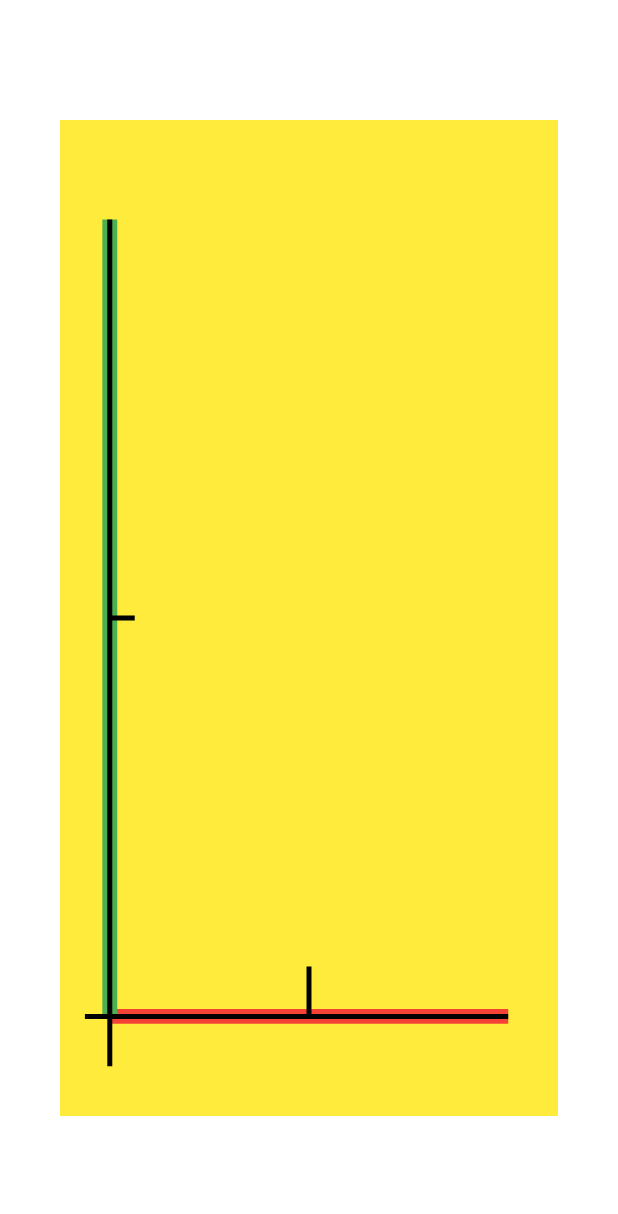
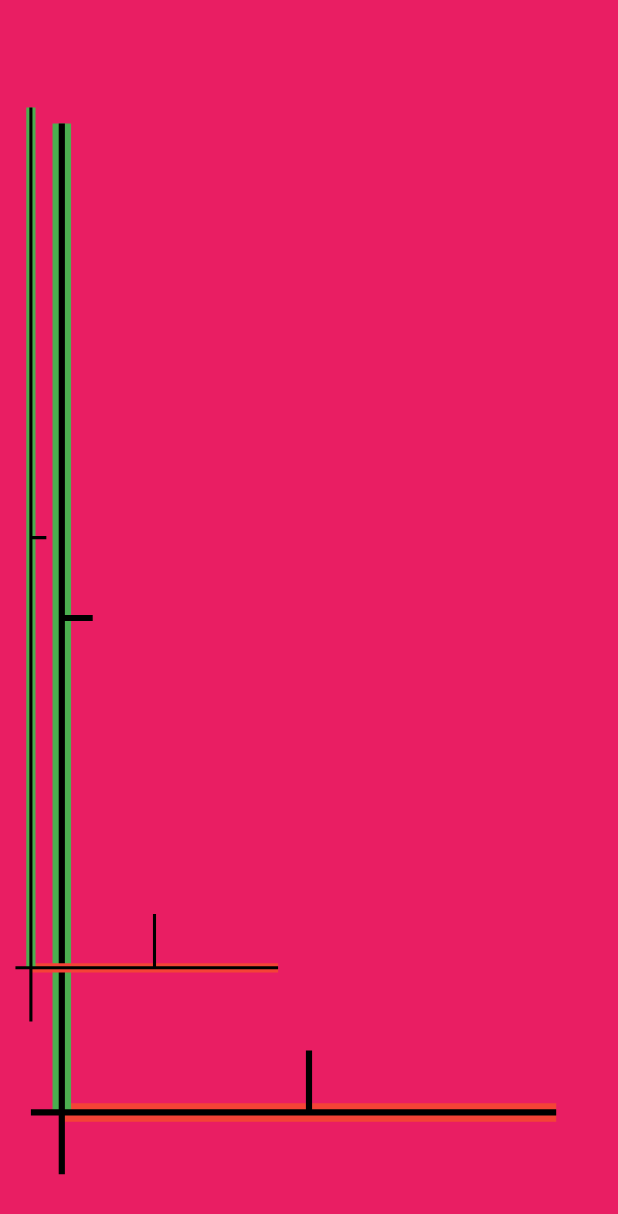
Before and after one commit to mohsseha/ml_flutter_exp, a Flutter app: the screen it shows after launch, on a phone screen of 412 x 824 dp. Shown: the top 1214 px of the screen. Run offline on Flutter 3.47's test engine with Material 2 defaults, Android fonts, the phone set to English and light mode, and no system bars; drawn by our look-alikes of screenshot; missing offline and left inert: dart:ffi.

Commit message:
multiple layers

```diff
--- a/lib/main.dart
+++ b/lib/main.dart
@@ -20,12 +20,13 @@ void main() {
   runApp(App());
 }
 
-final canSize = 500.0;
-final Random rd = Random();
-final int numColors = Colors.primaries.length;
-final Color darkBlue = Color.fromARGB(255, 18, 32, 47);
-
-ByteData imgBytes = ByteData((canSize * canSize).toInt());
+final pltData = {
+  DateTime(2010, 1, 1): 3,
+  DateTime(2011, 1, 1): 1,
+  DateTime(2012, 1, 1): 23,
+  DateTime(2015, 1, 1): 3,
+  DateTime(2020, 1, 1): 32
+};
 
 ScreenshotController screenshotController = ScreenshotController();
 
@@ -33,28 +34,42 @@ class App extends StatelessWidget {
   @override
   Widget build(BuildContext context) {
     final res = MaterialApp(
-      debugShowCheckedModeBanner: false,
-      theme: ThemeData.dark().copyWith(scaffoldBackgroundColor: darkBlue),
-      home: Scaffold(
-        // Outer white container with padding
-        body: Container(
-          padding: EdgeInsets.symmetric(horizontal: 40, vertical: 80),
-          color: Colors.white,
-          // Inner yellow container
-          child: Screenshot(
+        debugShowCheckedModeBanner: false,
+        theme:
+            ThemeData.dark().copyWith(scaffoldBackgroundColor: Colors.blueGrey),
+        home: Scaffold(
+          // Outer white container with padding
+          body: Screenshot(
               controller: screenshotController,
               child: Container(
                 width: double.infinity,
                 height: double.infinity,
-                color: Colors.yellow,
-                child: CustomPaint(painter: AxisPainter()),
+                color: Colors.pink,
+                child: Figure(),
               )),
-        ),
-      ),
-    );
+        ));
 
     takeScreenshot();
     return res;
+  }
+}
+
+class Figure extends StatelessWidget {
+  @override
+  Widget build(BuildContext context) {
+    final size = MediaQuery.of(context).size;
+    return Stack(
+      children: <Widget>[
+        CustomPaint(
+          painter: AxisPainter(),
+          size: size,
+        ),
+        CustomPaint(
+          painter: AxisPainter(),
+          size: Size(size.width*.5,size.height*.87),
+        )
+      ],
+    );
   }
 }
 
```
